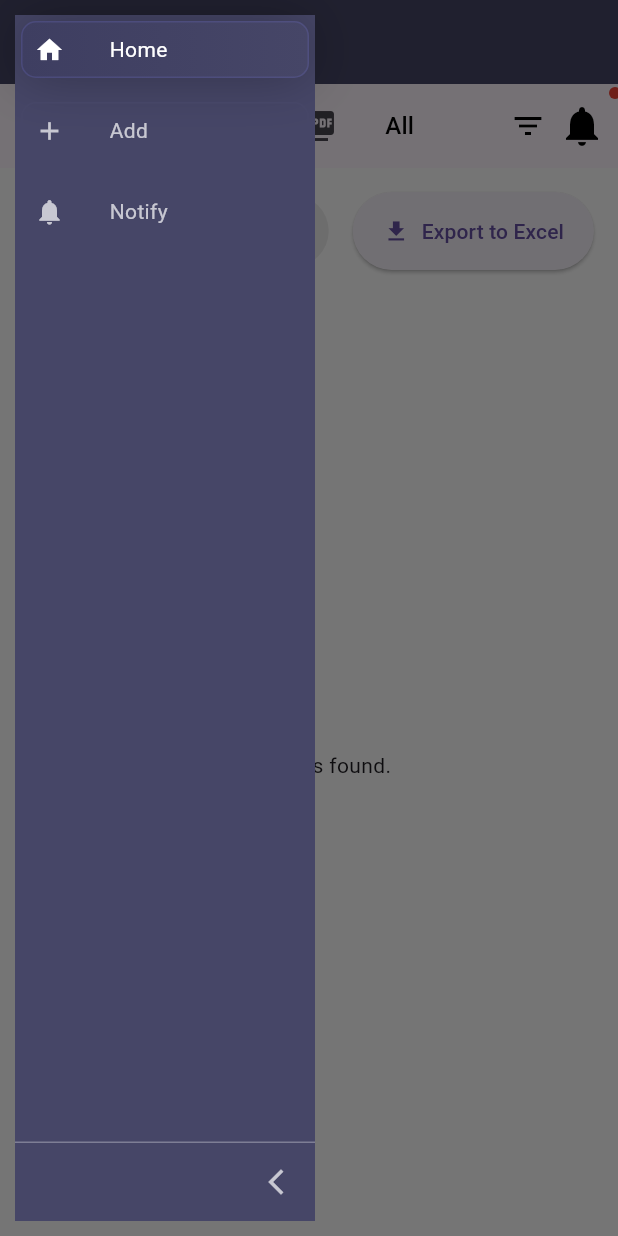
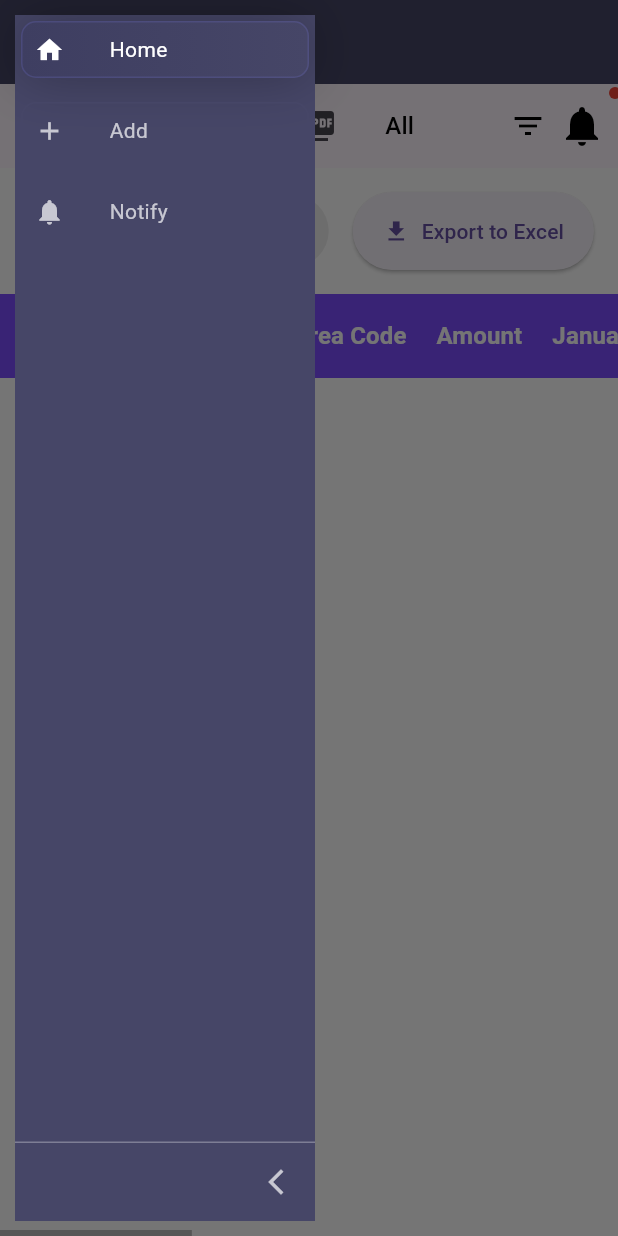
Before and after one commit to mohamedfalah3/cashnotify, a Flutter app: the screen it shows after launch, with the side drawer open, on a phone screen of 412 x 824 dp. Run offline on Flutter 3.47's test engine with Material 3 defaults, Android fonts, the phone set to English and light mode, and no system bars; drawn by our look-alikes of sidebarx; our stand-ins replace cloud_firestore, csv, firebase_core, pdf, printing; missing offline and left inert: dart:html; accounts and stored records are empty.

Commit message:
Fixing all the bugs

```diff
--- a/lib/helper/helper_class.dart
+++ b/lib/helper/helper_class.dart
@@ -16,6 +16,7 @@ class PaymentProvider with ChangeNotifier {
   List<QueryDocumentSnapshot>? filteredPlaces;
   final TextEditingController searchController = TextEditingController();
   bool isRed = true;
+  final ScrollController scrollController = ScrollController();
 
   List<DocumentSnapshot> wowplacess = [];
   Map<String, Map<String, String>> comments = {};
@@ -107,18 +108,25 @@ class PaymentProvider with ChangeNotifier {
       ];
 
       final rows = <List<dynamic>>[
-        ['Place Name', ...months],
+        ['Name', 'Amount', 'Code', 'Place', ...months],
       ];
 
       // Loop through the filtered or all places
       for (var doc in placesToExport!) {
         final data = doc.data() as Map<String, dynamic>;
-        final name = data['name'] ?? 'Unknown Place';
+        final name = data['name'] ?? 'Unknown';
+        final code = data['items'].toString() ?? 'Unknown';
+        final place = data['place'] ?? 'Unknown Place';
+        final amount = data['amount'].toString() ?? 'Unknown';
+
         final payments = Map<String, dynamic>.from(data['payments'] ?? {});
 
         // Generate row with payment status for each month
         final row = [
           name,
+          amount,
+          code,
+          place,
           ...months.map((month) => payments[month] ?? 'Not Paid'),
         ];
         rows.add(row);
@@ -170,14 +178,20 @@ class PaymentProvider with ChangeNotifier {
                     style: pw.TextStyle(fontSize: 24)),
                 pw.SizedBox(height: 20),
                 pw.Table.fromTextArray(
-                  headers: ['Place Name', ...months],
+                  headers: ['Name', 'Amount', 'Code', 'Place', ...months],
                   data: placesToExport!.map((doc) {
                     final data = doc.data() as Map<String, dynamic>;
                     final name = data['name'] ?? 'Unknown Place';
+                    final code = data['items'].toString() ?? 'Unknown';
+                    final place = data['place'] ?? 'Unknown Place';
+                    final amount = data['amount'].toString() ?? 'Unknown';
                     final payments =
                         Map<String, dynamic>.from(data['payments'] ?? {});
                     return [
                       name,
+                      amount,
+                      code,
+                      place,
                       ...months.map((month) => payments[month] ?? 'Not Paid')
                     ];
                   }).toList(),
--- a/lib/screens/payment_table.dart
+++ b/lib/screens/payment_table.dart
@@ -1,8 +1,8 @@
-import 'package:cashnotify/widgets/notificationIcon.dart';
 import 'package:flutter/material.dart';
 import 'package:provider/provider.dart';
 
 import '../helper/helper_class.dart';
+import '../widgets/notificationIcon.dart';
 
 class PaymentTable extends StatefulWidget {
   const PaymentTable({Key? key}) : super(key: key);
@@ -15,6 +15,7 @@ class _PaymentTableState extends State<PaymentTable>
     with SingleTickerProviderStateMixin {
   Map<String, bool> _isEditing = {};
   Map<String, Map<String, TextEditingController>> _controllers = {};
+  final ScrollController _scrollController = ScrollController();
 
   @override
   void initState() {
@@ -26,6 +27,12 @@ class _PaymentTableState extends State<PaymentTable>
       placesProvider.fetchComments();
       placesProvider.checkDate();
     });
+  }
+
+  @override
+  void dispose() {
+    _scrollController.dispose();
+    super.dispose();
   }
 
   Map<String, Map<String, String>> _comments =
@@ -153,7 +160,7 @@ class _PaymentTableState extends State<PaymentTable>
             DataCell(
               _isEditing[id]!
                   ? TextField(controller: _controllers[id]!['name'])
-                  : Text(row['name']),
+                  : Text(row['name'] ?? 'No name'),
             ),
             DataCell(
               _isEditing[id]!
@@ -186,8 +193,7 @@ class _PaymentTableState extends State<PaymentTable>
                     }
                   },
                   child: Tooltip(
-                    message:
-                        placesProvider.comments[id]?[month] ?? 'No comment',
+                    message: placesProvider.comments[id]?[month] ?? 'نۆ کۆمێنت',
                     child: Container(
                       padding: _isEditing[id] == true
                           ? EdgeInsets.all(0)
@@ -287,16 +293,15 @@ class _PaymentTableState extends State<PaymentTable>
       child: Scaffold(
         backgroundColor: Colors.white,
         appBar: AppBar(
-          title: const Text('Your App Title'),
+          title: const Text('App Title'),
           actions: [
             IconButton(
               onPressed: () {
                 placesProvider.exportToPDF(context);
               },
-                icon: Icon(Icons.picture_as_pdf)),
-            SizedBox(
-              width: 20,
+              icon: const Icon(Icons.picture_as_pdf),
             ),
+            const SizedBox(width: 20),
             DropdownButton<String>(
               value: placesProvider.selectedPlaceName ?? 'All',
               dropdownColor: Colors.deepPurpleAccent,
@@ -305,15 +310,19 @@ class _PaymentTableState extends State<PaymentTable>
               items: ['All', ...manualPlaceNames].map((placeName) {
                 return DropdownMenuItem<String>(
                   value: placeName,
-                  child: Text(placeName,
-                      style: const TextStyle(color: Colors.black)),
+                  child: Text(
+                    placeName,
+                    style: const TextStyle(color: Colors.black),
+                  ),
                 );
               }).toList(),
               onChanged: (value) {
                 placesProvider.selectedPlaceName =
                     value == 'All' ? null : value;
-                placesProvider.filterData(placesProvider.searchController.text,
-                    placesProvider.selectedPlaceName);
+                placesProvider.filterData(
+                  placesProvider.searchController.text,
+                  placesProvider.selectedPlaceName,
+                );
               },
             ),
             placesProvider.isRed
@@ -358,7 +367,9 @@ class _PaymentTableState extends State<PaymentTable>
                       controller: placesProvider.searchController,
                       onChanged: (query) {
                         placesProvider.filterData(
-                            query, placesProvider.selectedPlaceName);
+                          query,
+                          placesProvider.selectedPlaceName,
+                        );
                       },
                       decoration: InputDecoration(
                         hintText: 'Search...',
@@ -381,7 +392,9 @@ class _PaymentTableState extends State<PaymentTable>
                     onPressed: placesProvider.exportToCSVWeb,
                     style: ElevatedButton.styleFrom(
                       padding: const EdgeInsets.symmetric(
-                          horizontal: 20.0, vertical: 16.0),
+                        horizontal: 20.0,
+                        vertical: 16.0,
+                      ),
                     ),
                     icon: const Icon(Icons.download),
                     label: const Text('Export to Excel'),
@@ -390,19 +403,23 @@ class _PaymentTableState extends State<PaymentTable>
               ),
             ),
             Expanded(
-              child: placesProvider.filteredPlaces == null
-                  ? const Center(child: CircularProgressIndicator())
-                  : placesProvider.filteredPlaces!.isEmpty
-                      ? const Center(child: Text('No places found.'))
-                      : SingleChildScrollView(
+              child: Scrollbar(
+                thumbVisibility: true,
+                // Always show the scrollbar
+                controller: placesProvider.scrollController,
+                // Attach the ScrollController
+                child: SingleChildScrollView(
+                  controller: placesProvider.scrollController,
+                  // Attach the same ScrollController
                   scrollDirection: Axis.horizontal,
                   child: DataTable(
-                            headingRowColor: WidgetStateColor.resolveWith(
+                    headingRowColor: MaterialStateColor.resolveWith(
                       (states) => Colors.deepPurpleAccent,
                     ),
                     columnSpacing: 20.0,
                     columns: placesProvider.buildColumns(),
                     rows: buildRows(tableData),
+                  ),
                 ),
               ),
             ),
```
Lines whose indentation alone changed are shown as unchanged.
